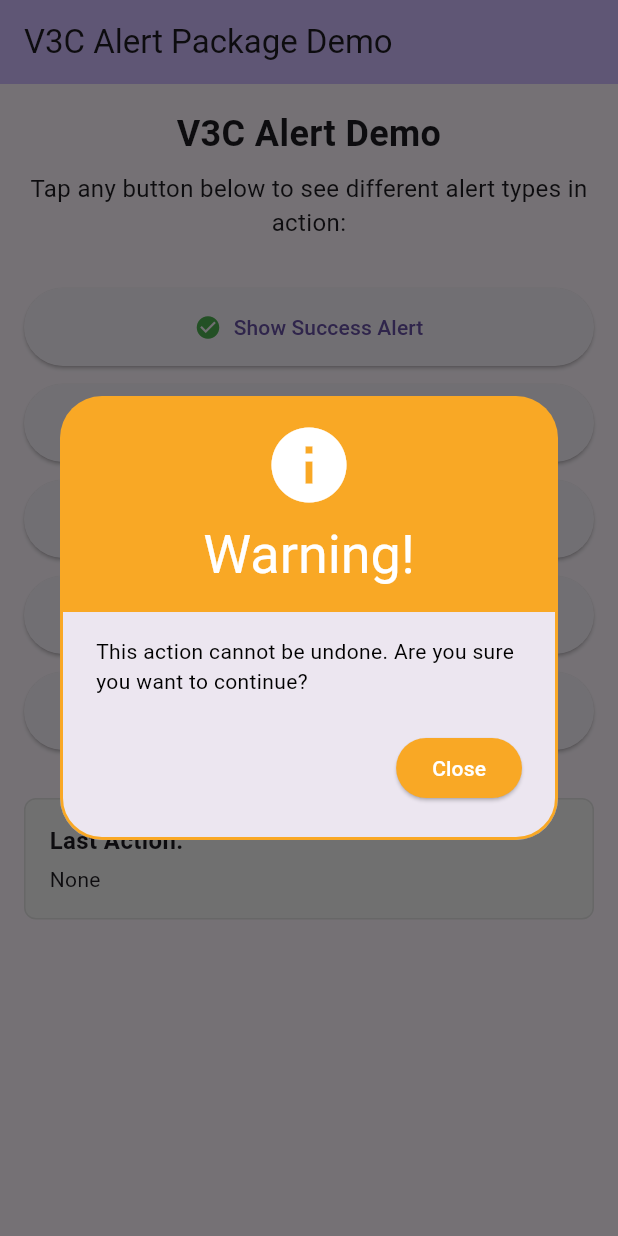
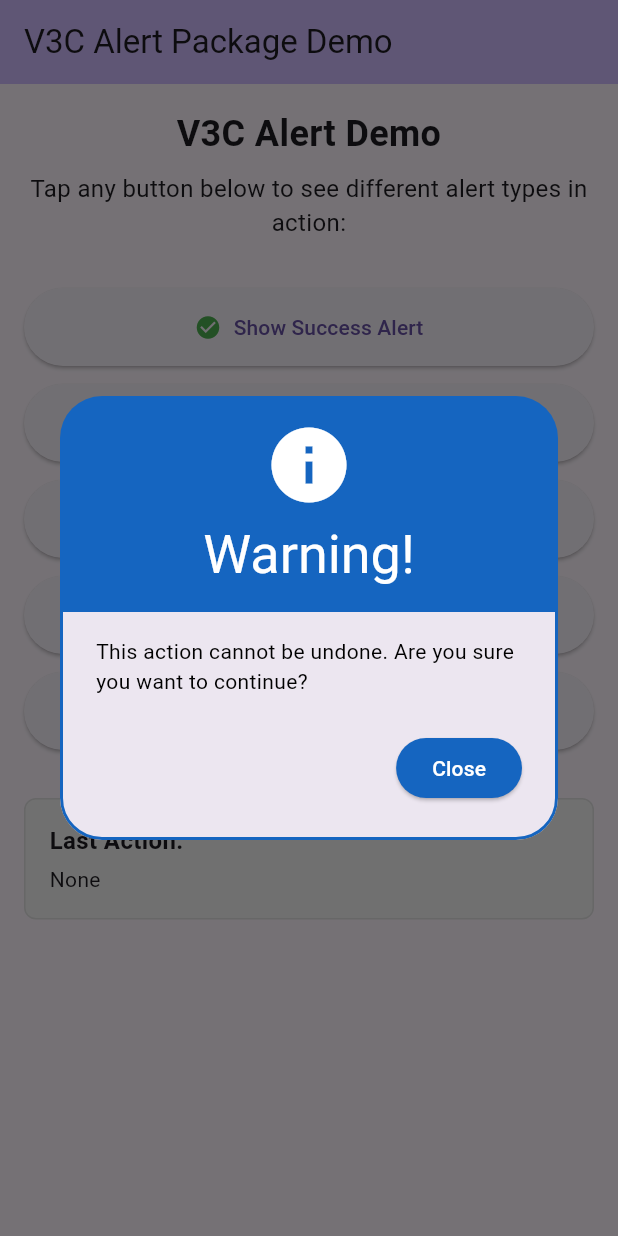
Before and after one commit to v3codestudio/v3c_alert, a Flutter app: the screen it shows after launch, after a tap on "Show Warning Alert", on a phone screen of 412 x 824 dp. Run offline on Flutter 3.47's test engine with Material 3 defaults, Android fonts, the light colour scheme and no system bars.

Commit message:
Add warning dialog support

```diff
--- a/lib/v3c_alert.dart
+++ b/lib/v3c_alert.dart
@@ -11,7 +11,7 @@ import 'package:flutter/services.dart';
 ///
 /// Optional parameters include methods to handle button presses (okOnPress and cancelOnPress),
 /// as well as custom button text (okButtonText and cancelButtonText).
-enum V3CAlertType { success, error, info }
+enum V3CAlertType { success, error, info, warning }
 
 class V3CAlert extends StatefulWidget {
   final BuildContext context;
@@ -68,13 +68,15 @@ class V3CAlert extends StatefulWidget {
 class _V3CAlertState extends State<V3CAlert> {
   Color alertColorSuccess = Colors.green[700]!;
   Color alertColorError = Colors.red;
-  Color alertColorInfo = Colors.yellow[800]!;
+  Color alertColorWarning = Colors.yellow[800]!;
+  Color alertColorInfo = Colors.blue[800]!;
 
   // focus node to capture keyboard events
   final FocusNode _focusNode = FocusNode();
 
   IconData iconCheckBox = Icons.check_circle_rounded;
   IconData iconInfo = Icons.info;
+  IconData iconWarning = Icons.warning;
   IconData iconError = Icons.bug_report;
 
   // Method of Success
@@ -97,6 +99,11 @@ class _V3CAlertState extends State<V3CAlert> {
       case V3CAlertType.info:
         {
           prepareIcon = iconInfo;
+        }
+        break;
+      case V3CAlertType.warning:
+        {
+          prepareIcon = iconWarning;
         }
         break;
     }
@@ -123,6 +130,11 @@ class _V3CAlertState extends State<V3CAlert> {
       case V3CAlertType.info:
         {
           prepareAlertColor = alertColorInfo;
+        }
+        break;
+      case V3CAlertType.warning:
+        {
+          prepareAlertColor = alertColorWarning;
         }
         break;
     }
```
